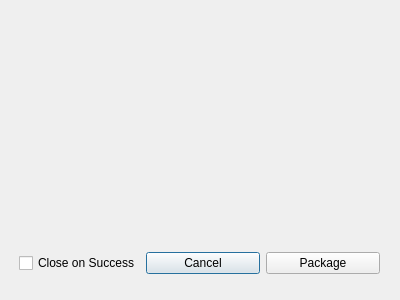
First picture: the form in src/widgets/package_dialog.ui, repository Kangie/solarus, before the edit.
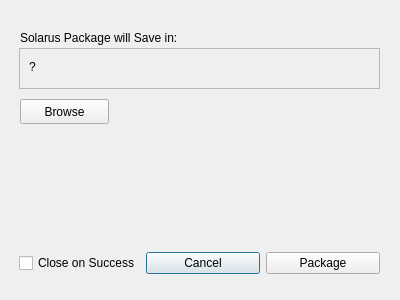
Second picture: the form after the edit.

Commit message: You can now choose the name and location of the package.

What changed in the file:
```diff
--- a/src/widgets/package_dialog.ui
+++ b/src/widgets/package_dialog.ui
@@ -62,6 +62,61 @@
          </item>
         </layout>
        </widget>
+       <widget class="QLabel" name="selection_header">
+        <property name="geometry">
+         <rect>
+          <x>10</x>
+          <y>20</y>
+          <width>361</width>
+          <height>17</height>
+         </rect>
+        </property>
+        <property name="text">
+         <string>Solarus Package will Save in:</string>
+        </property>
+       </widget>
+       <widget class="QFrame" name="selection_file_frame">
+        <property name="geometry">
+         <rect>
+          <x>9</x>
+          <y>39</y>
+          <width>361</width>
+          <height>41</height>
+         </rect>
+        </property>
+        <property name="frameShape">
+         <enum>QFrame::StyledPanel</enum>
+        </property>
+        <property name="frameShadow">
+         <enum>QFrame::Raised</enum>
+        </property>
+        <widget class="QLabel" name="selection_file">
+         <property name="geometry">
+          <rect>
+           <x>10</x>
+           <y>10</y>
+           <width>341</width>
+           <height>17</height>
+          </rect>
+         </property>
+         <property name="text">
+          <string>?</string>
+         </property>
+        </widget>
+       </widget>
+       <widget class="QPushButton" name="selection_browse">
+        <property name="geometry">
+         <rect>
+          <x>10</x>
+          <y>90</y>
+          <width>89</width>
+          <height>25</height>
+         </rect>
+        </property>
+        <property name="text">
+         <string>Browse</string>
+        </property>
+       </widget>
       </widget>
       <widget class="QWidget" name="ongoing">
        <widget class="QProgressBar" name="progressBar">
```
The commit also changes 2 other files.
